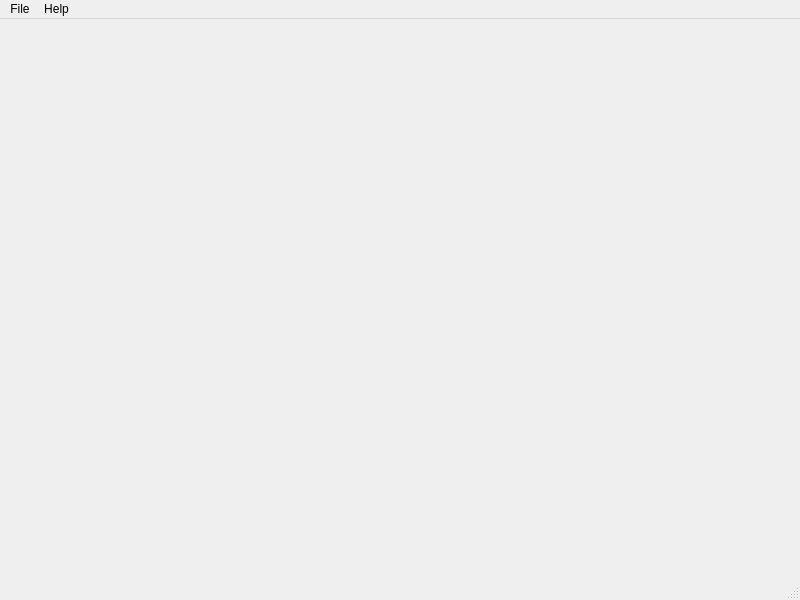
Qt form ui/UIMainWindowForm.ui (mysiar/seismic-fold-calculation-ui) before a commit.
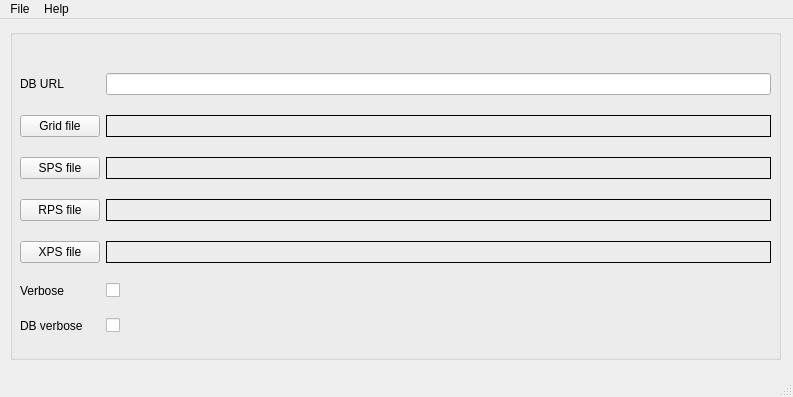
The same form after that commit. Icons and pictures are not drawn.

What changed in the file:
```diff
--- a/ui/UIMainWindowForm.ui
+++ b/ui/UIMainWindowForm.ui
@@ -6,20 +6,155 @@
    <rect>
     <x>0</x>
     <y>0</y>
-    <width>800</width>
-    <height>600</height>
+    <width>793</width>
+    <height>397</height>
    </rect>
   </property>
   <property name="windowTitle">
    <string>MainWindow</string>
   </property>
-  <widget class="QWidget" name="centralwidget"/>
+  <widget class="QWidget" name="centralwidget">
+   <widget class="QGroupBox" name="project">
+    <property name="geometry">
+     <rect>
+      <x>10</x>
+      <y>10</y>
+      <width>771</width>
+      <height>331</height>
+     </rect>
+    </property>
+    <property name="title">
+     <string/>
+    </property>
+    <widget class="QWidget" name="gridLayoutWidget">
+     <property name="geometry">
+      <rect>
+       <x>10</x>
+       <y>30</y>
+       <width>751</width>
+       <height>291</height>
+      </rect>
+     </property>
+     <layout class="QGridLayout" name="gridLayout">
+      <item row="0" column="0">
+       <widget class="QLabel" name="label">
+        <property name="text">
+         <string>DB URL</string>
+        </property>
+       </widget>
+      </item>
+      <item row="1" column="3">
+       <widget class="QLabel" name="grid_file">
+        <property name="frameShape">
+         <enum>QFrame::Box</enum>
+        </property>
+        <property name="text">
+         <string/>
+        </property>
+       </widget>
+      </item>
+      <item row="3" column="0">
+       <widget class="QPushButton" name="rps_file_btn">
+        <property name="text">
+         <string>RPS file</string>
+        </property>
+       </widget>
+      </item>
+      <item row="0" column="3">
+       <widget class="QLineEdit" name="db_url"/>
+      </item>
+      <item row="5" column="3">
+       <widget class="QCheckBox" name="verbose">
+        <property name="text">
+         <string/>
+        </property>
+       </widget>
+      </item>
+      <item row="6" column="3">
+       <widget class="QCheckBox" name="db_verbose">
+        <property name="text">
+         <string/>
+        </property>
+       </widget>
+      </item>
+      <item row="4" column="0">
+       <widget class="QPushButton" name="xps_file_btn">
+        <property name="text">
+         <string>XPS file</string>
+        </property>
+       </widget>
+      </item>
+      <item row="5" column="0">
+       <widget class="QLabel" name="label_6">
+        <property name="text">
+         <string>Verbose</string>
+        </property>
+       </widget>
+      </item>
+      <item row="1" column="0">
+       <widget class="QPushButton" name="grid_file_btn">
+        <property name="text">
+         <string>Grid file</string>
+        </property>
+       </widget>
+      </item>
+      <item row="2" column="0">
+       <widget class="QPushButton" name="sps_file_btn">
+        <property name="text">
+         <string>SPS file</string>
+        </property>
+       </widget>
+      </item>
+      <item row="6" column="0">
+       <widget class="QLabel" name="label_7">
+        <property name="text">
+         <string>DB verbose</string>
+        </property>
+       </widget>
+      </item>
+      <item row="2" column="3">
+       <widget class="QLabel" name="sps_file">
+        <property name="frameShape">
+         <enum>QFrame::Box</enum>
+        </property>
+        <property name="text">
+         <string/>
+        </property>
+        <property name="wordWrap">
+         <bool>true</bool>
+        </property>
+       </widget>
+      </item>
+      <item row="3" column="3">
+       <widget class="QLabel" name="rps_file">
+        <property name="frameShape">
+         <enum>QFrame::Box</enum>
+        </property>
+        <property name="text">
+         <string/>
+        </property>
+       </widget>
+      </item>
+      <item row="4" column="3">
+       <widget class="QLabel" name="xps_file">
+        <property name="frameShape">
+         <enum>QFrame::Box</enum>
+        </property>
+        <property name="text">
+         <string/>
+        </property>
+       </widget>
+      </item>
+     </layout>
+    </widget>
+   </widget>
+  </widget>
   <widget class="QMenuBar" name="menubar">
    <property name="geometry">
     <rect>
      <x>0</x>
      <y>0</y>
-     <width>800</width>
+     <width>793</width>
      <height>22</height>
     </rect>
    </property>
```
